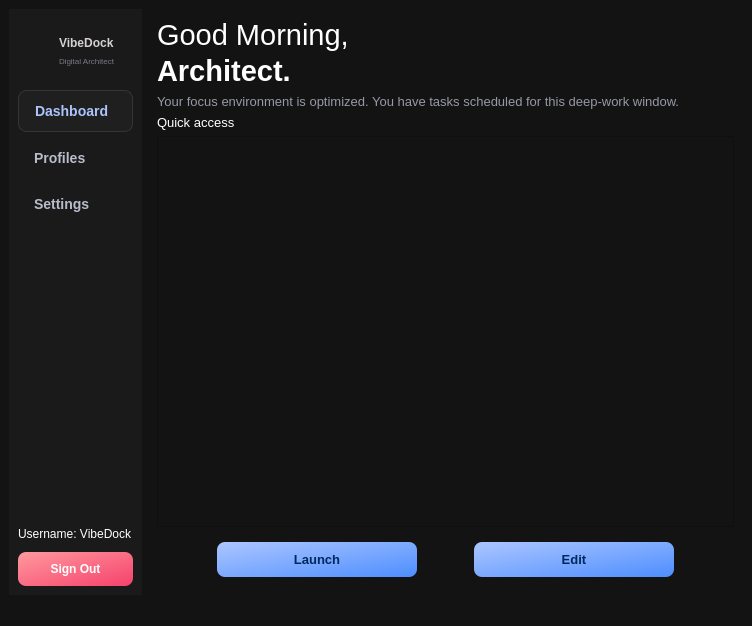
The window that dashboard.ui (2012hhh2012/final-app-project) describes before a commit, drawn with Qt 5.
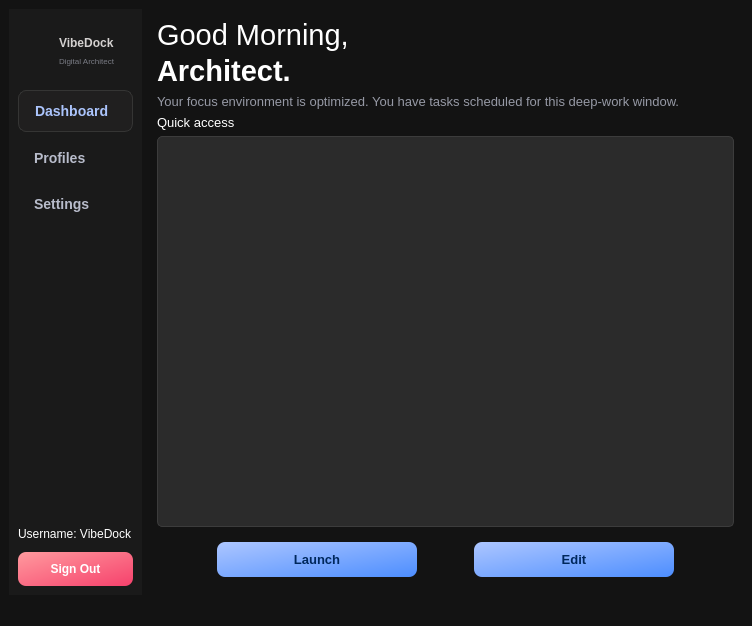
The same window after the commit. Icons and pictures are not drawn.

Patch:
```diff
--- a/dashboard.ui
+++ b/dashboard.ui
@@ -314,7 +314,57 @@
         </widget>
        </item>
        <item>
-        <widget class="QListWidget" name="listQuickAccess"/>
+        <widget class="QListWidget" name="listQuickAccess">
+         <property name="styleSheet">
+          <string notr="true">QListWidget {
+    background-color: #2b2b2b;
+    border: 1px solid #3c3c3c;
+    border-radius: 5px;
+    font-size: 13px;
+    color: #e0e0e0;
+    outline: none;
+}
+
+QListWidget::item {
+    padding: 10px;
+    margin: 2px 5px;
+    border-radius: 4px;
+    background-color: #333333;
+}
+
+QListWidget::item:hover {
+    background-color: #3c3c3c;
+}
+
+QListWidget::item:selected {
+    background-color: #0d7377;
+    color: #ffffff;
+    font-weight: bold;
+}
+
+/* Scrollbar styling for dark theme */
+QScrollBar:vertical {
+    background-color: #2b2b2b;
+    width: 12px;
+    border-radius: 6px;
+}
+
+QScrollBar::handle:vertical {
+    background-color: #555555;
+    border-radius: 6px;
+    min-height: 20px;
+}
+
+QScrollBar::handle:vertical:hover {
+    background-color: #0d7377;
+}
+
+QScrollBar::add-line:vertical, QScrollBar::sub-line:vertical {
+    border: none;
+    background: none;
+}</string>
+         </property>
+        </widget>
        </item>
        <item>
         <widget class="QWidget" name="widget_2" native="true">
```
Left out of the diff: 9 changed lines with no effect on the pictures.
